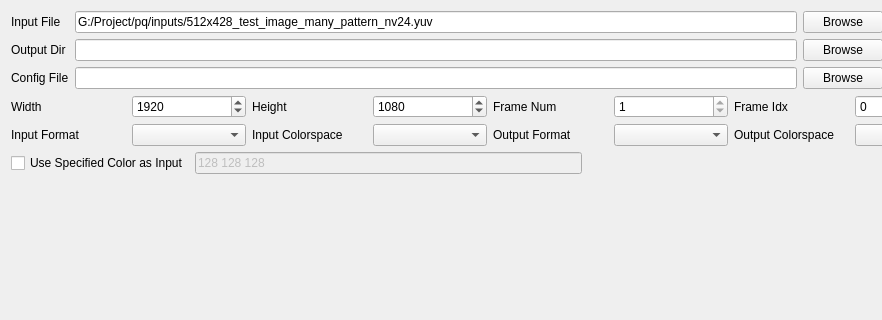
The window that script/verify_tool_app/ui/io_ui.ui (FaiScofield/hwpq_verify) describes before a commit, drawn with Qt 5; both pictures show x 0 to 882 and y 0 to 320 of the 980 by 420 pixel window.
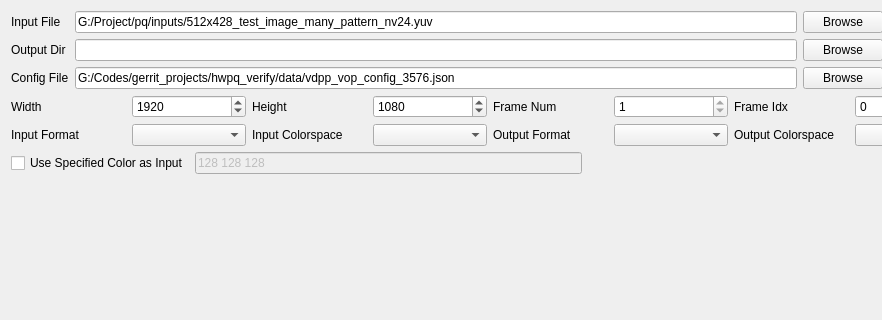
The same window after the commit.

Diff of the .ui file:
```diff
--- a/script/verify_tool_app/ui/io_ui.ui
+++ b/script/verify_tool_app/ui/io_ui.ui
@@ -89,7 +89,11 @@
      <item row="2" column="1">
       <layout class="QHBoxLayout" name="horizontalLayout_config_file">
        <item>
-        <widget class="QLineEdit" name="lineEdit_config_file"/>
+        <widget class="QLineEdit" name="lineEdit_config_file">
+         <property name="text">
+          <string>G:/Codes/gerrit_projects/hwpq_verify/data/vdpp_vop_config_3576.json</string>
+         </property>
+        </widget>
        </item>
        <item>
         <widget class="QPushButton" name="pushButton_browse_config">
```
Left out of the diff: 6 changed lines with no effect on the pictures.
